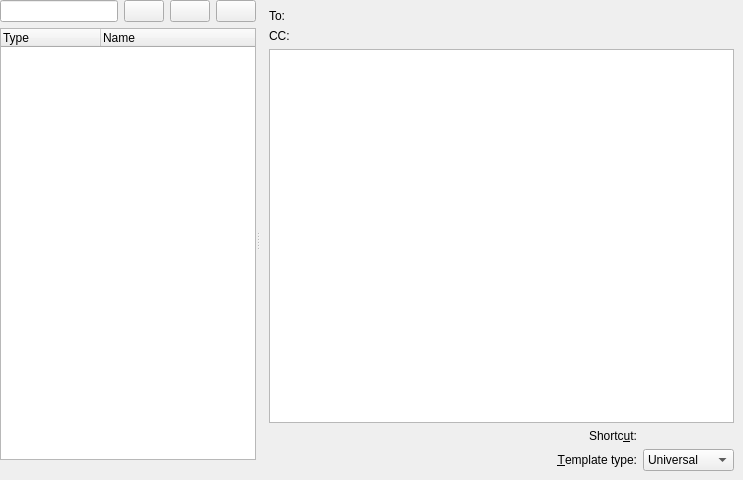
Qt form templateparser/src/ui/customtemplates_base.ui (KDE/messagelib) before a commit.
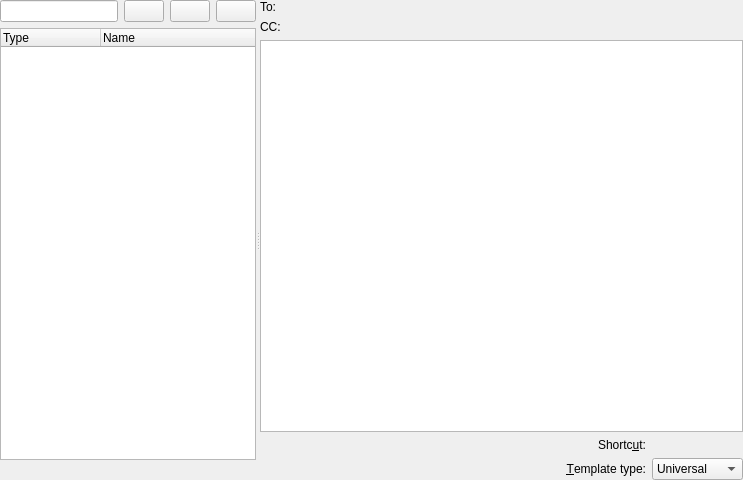
The same form after that commit. Custom widgets are drawn as their Qt base class.

Commit message: Remove double margin

```diff
--- a/templateparser/src/ui/customtemplates_base.ui
+++ b/templateparser/src/ui/customtemplates_base.ui
@@ -173,6 +173,18 @@
        <enum>QFrame::Raised</enum>
       </property>
       <layout class="QVBoxLayout" name="verticalLayout_3">
+       <property name="leftMargin">
+        <number>0</number>
+       </property>
+       <property name="topMargin">
+        <number>0</number>
+       </property>
+       <property name="rightMargin">
+        <number>0</number>
+       </property>
+       <property name="bottomMargin">
+        <number>0</number>
+       </property>
        <item>
         <layout class="QHBoxLayout" name="horizontalLayout">
          <item>
@@ -341,17 +353,17 @@
    <header>kcombobox.h</header>
    <container>1</container>
   </customwidget>
-  <customwidget>
-   <class>KKeySequenceWidget</class>
-   <extends>QWidget</extends>
-   <header>kkeysequencewidget.h</header>
-  </customwidget>
   <customwidget>
    <class>KLineEdit</class>
    <extends>QLineEdit</extends>
    <header>klineedit.h</header>
    <container>1</container>
   </customwidget>
+  <customwidget>
+   <class>KKeySequenceWidget</class>
+   <extends>QWidget</extends>
+   <header>kkeysequencewidget.h</header>
+  </customwidget>
   <customwidget>
    <class>TemplateParser::TemplatesTextEdit</class>
    <extends>QPlainTextEdit</extends>
```
